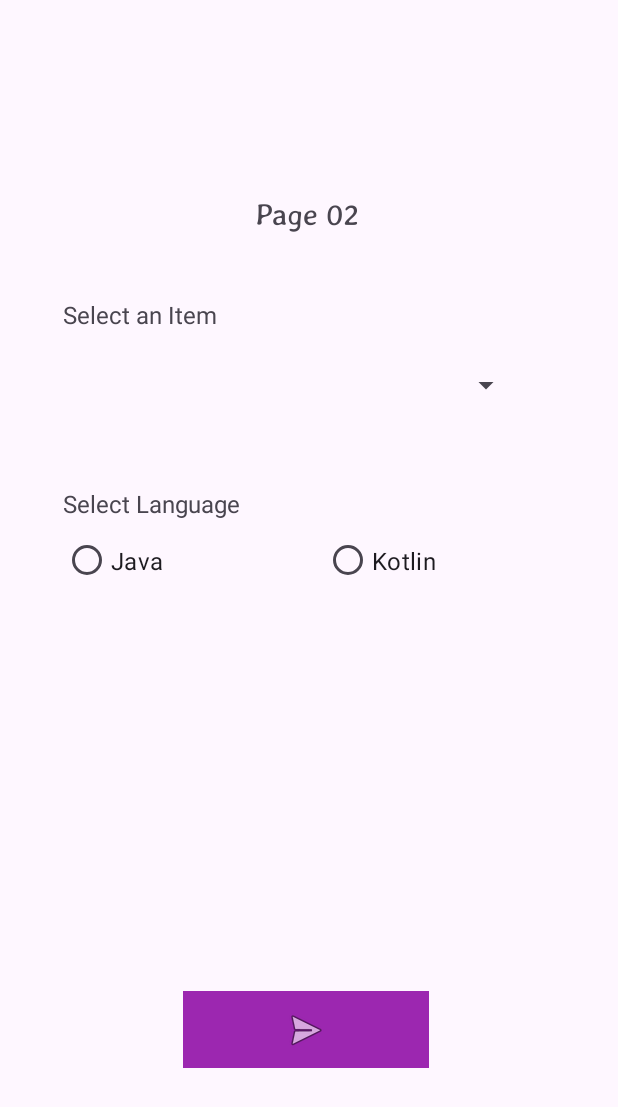
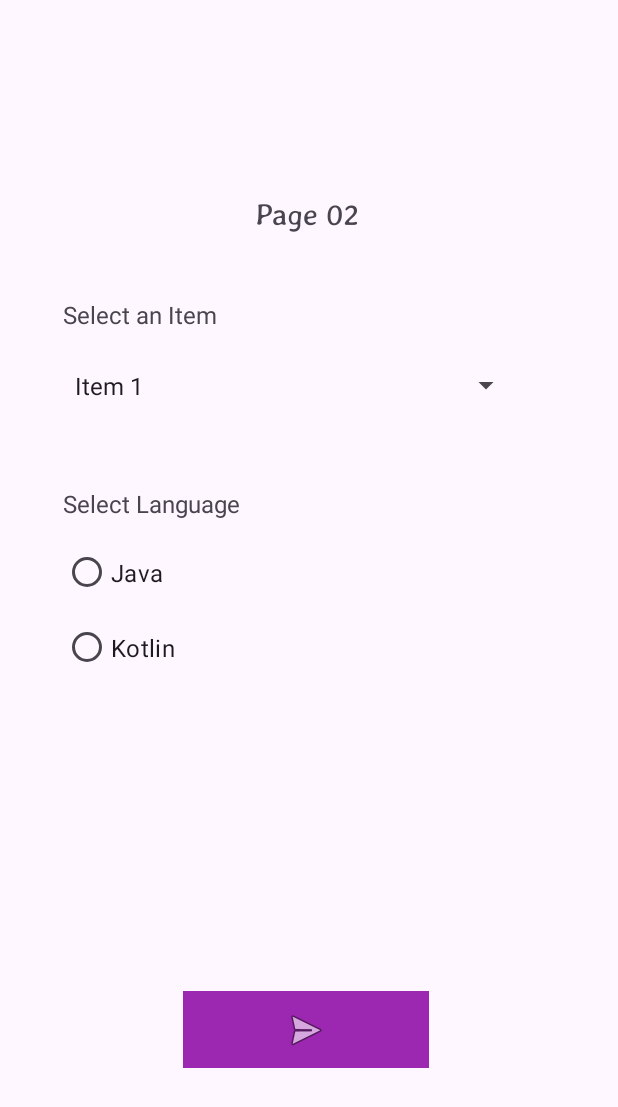
Before and after one commit to cusaldmsr/AndroidAssignment01, an Android app: the HomeActivity screen opened directly, with no data from a screen before it, on a phone screen of 412 x 824 dp. Shown: the top 1107 px of the screen. Run offline under Robolectric (Android 15) with nearby library versions, the phone set to English and light mode, and no system bars.

Commit message:
Validate radio buttons on HomeActivity

```diff
--- a/app/src/main/java/com/cusaldev/androidassignment01/HomeActivity.kt
+++ b/app/src/main/java/com/cusaldev/androidassignment01/HomeActivity.kt
@@ -4,6 +4,9 @@ import android.content.Intent
 import android.os.Bundle
 import android.widget.Button
 import android.widget.ImageButton
+import android.widget.RadioButton
+import android.widget.Spinner
+import android.widget.Toast
 import androidx.activity.enableEdgeToEdge
 import androidx.appcompat.app.AppCompatActivity
 import androidx.core.view.ViewCompat
@@ -17,13 +20,28 @@ class HomeActivity : AppCompatActivity() {
         super.onCreate(savedInstanceState)
         enableEdgeToEdge()
         setContentView(R.layout.activity_home)
+
+
+
         ViewCompat.setOnApplyWindowInsetsListener(findViewById(R.id.main)) { v, insets ->
             val systemBars = insets.getInsets(WindowInsetsCompat.Type.systemBars())
             v.setPadding(systemBars.left, systemBars.top, systemBars.right, systemBars.bottom)
             insets
+
+
         }
 
         btn1 = findViewById(R.id.imageButton6)
+        val r1 = findViewById<RadioButton>(R.id.radioButton)
+        val r2 = findViewById<RadioButton>(R.id.radioButton2)
+
+        r1.setOnCheckedChangeListener { buttonView, isChecked ->
+            Toast.makeText(this,r1.text, Toast.LENGTH_SHORT).show()
+        }
+
+        r2.setOnCheckedChangeListener { buttonView, isChecked ->
+            Toast.makeText(this,r2.text, Toast.LENGTH_SHORT).show()
+        }
 
         btn1.setOnClickListener {
             val intent = Intent(this,EndActivity::class.java)
--- a/app/src/main/res/layout/activity_home.xml
+++ b/app/src/main/res/layout/activity_home.xml
@@ -46,38 +46,14 @@
             android:id="@+id/spinner"
             android:layout_width="306dp"
             android:layout_height="62dp"
+            android:spinnerMode="dropdown"
+            android:entries="@array/item"
             app:layout_constraintBottom_toBottomOf="parent"
             app:layout_constraintEnd_toEndOf="parent"
             app:layout_constraintHorizontal_bias="0.404"
             app:layout_constraintStart_toStartOf="parent"
             app:layout_constraintTop_toTopOf="parent"
             app:layout_constraintVertical_bias="0.197" />
-
-        <RadioButton
-            android:id="@+id/radioButton"
-            android:layout_width="134dp"
-            android:layout_height="50dp"
-            android:text="Java"
-            android:textSize="16sp"
-            app:layout_constraintBottom_toBottomOf="parent"
-            app:layout_constraintEnd_toEndOf="parent"
-            app:layout_constraintHorizontal_bias="0.152"
-            app:layout_constraintStart_toStartOf="parent"
-            app:layout_constraintTop_toTopOf="parent"
-            app:layout_constraintVertical_bias="0.374" />
-
-        <RadioButton
-            android:id="@+id/radioButton2"
-            android:layout_width="132dp"
-            android:layout_height="50dp"
-            android:text="Kotlin"
-            android:textSize="16sp"
-            app:layout_constraintBottom_toBottomOf="parent"
-            app:layout_constraintEnd_toEndOf="parent"
-            app:layout_constraintHorizontal_bias="0.779"
-            app:layout_constraintStart_toStartOf="parent"
-            app:layout_constraintTop_toTopOf="parent"
-            app:layout_constraintVertical_bias="0.374" />
 
         <TextView
             android:id="@+id/textView6"
@@ -105,5 +81,31 @@
             app:layout_constraintStart_toStartOf="parent"
             app:srcCompat="@android:drawable/ic_menu_send" />
 
+        <RadioGroup
+            android:layout_width="163dp"
+            android:layout_height="105dp"
+            android:layout_marginBottom="280dp"
+            app:layout_constraintBottom_toBottomOf="parent"
+            app:layout_constraintEnd_toEndOf="parent"
+            app:layout_constraintHorizontal_bias="0.17"
+            app:layout_constraintStart_toStartOf="parent"
+            app:layout_constraintTop_toBottomOf="@+id/textView6"
+            app:layout_constraintVertical_bias="0.088">
+
+            <RadioButton
+                android:id="@+id/radioButton"
+                android:layout_width="134dp"
+                android:layout_height="50dp"
+                android:text="Java"
+                android:textSize="16sp" />
+
+            <RadioButton
+                android:id="@+id/radioButton2"
+                android:layout_width="132dp"
+                android:layout_height="50dp"
+                android:text="Kotlin"
+                android:textSize="16sp" />
+        </RadioGroup>
+
     </androidx.constraintlayout.widget.ConstraintLayout>
 </androidx.constraintlayout.widget.ConstraintLayout>
--- a/app/src/main/res/values/strings.xml
+++ b/app/src/main/res/values/strings.xml
@@ -2,4 +2,9 @@
     <string name="app_name">AndroidAssignment01</string>
     <!-- TODO: Remove or change this placeholder text -->
     <string name="hello_blank_fragment">Hello blank fragment</string>
+        <array name="item">
+            <item>Item 1</item>
+            <item>Item 2</item>
+            <item>Item 3</item>
+        </array>
 </resources>
```
